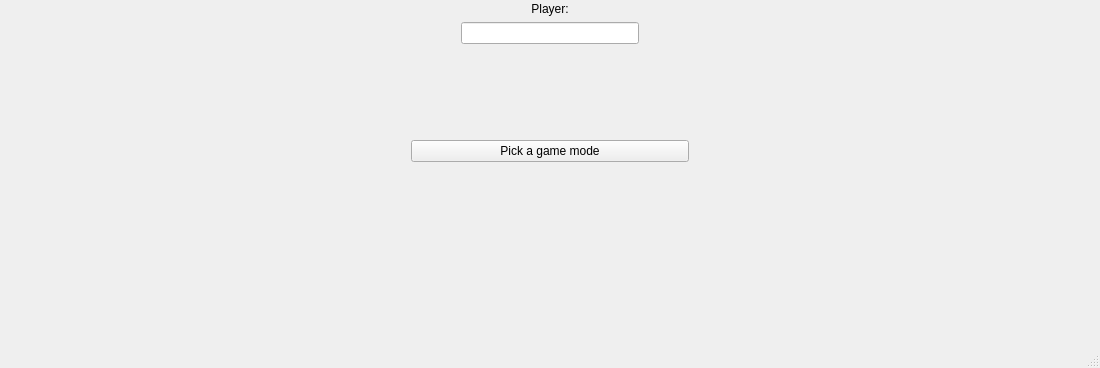
The window that GUI/NameAIWindow.ui (Offuru/Left-4-Code) describes before a commit, drawn with Qt 5; both pictures show x 0 to 1100 and y 342 to 710 of the 1100 by 710 pixel window.
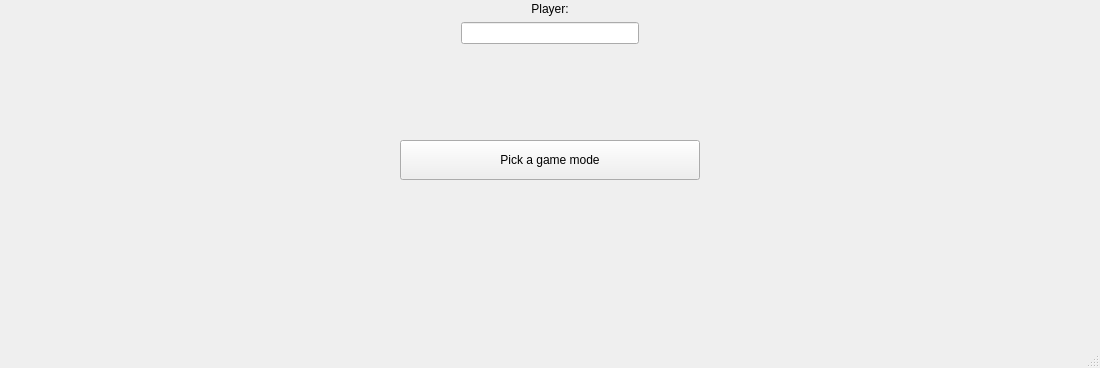
The same window after the commit.

```diff
--- a/GUI/NameAIWindow.ui
+++ b/GUI/NameAIWindow.ui
@@ -165,7 +165,7 @@
          <enum>Qt::Horizontal</enum>
         </property>
         <property name="sizeType">
-         <enum>QSizePolicy::Fixed</enum>
+         <enum>QSizePolicy::Expanding</enum>
         </property>
         <property name="sizeHint" stdset="0">
          <size>
@@ -177,6 +177,12 @@
       </item>
       <item>
        <widget class="QPushButton" name="gameModeButton">
+        <property name="minimumSize">
+         <size>
+          <width>300</width>
+          <height>40</height>
+         </size>
+        </property>
         <property name="text">
          <string>Pick a game mode</string>
         </property>
@@ -188,7 +194,7 @@
          <enum>Qt::Horizontal</enum>
         </property>
         <property name="sizeType">
-         <enum>QSizePolicy::Fixed</enum>
+         <enum>QSizePolicy::Expanding</enum>
         </property>
         <property name="sizeHint" stdset="0">
          <size>
```
